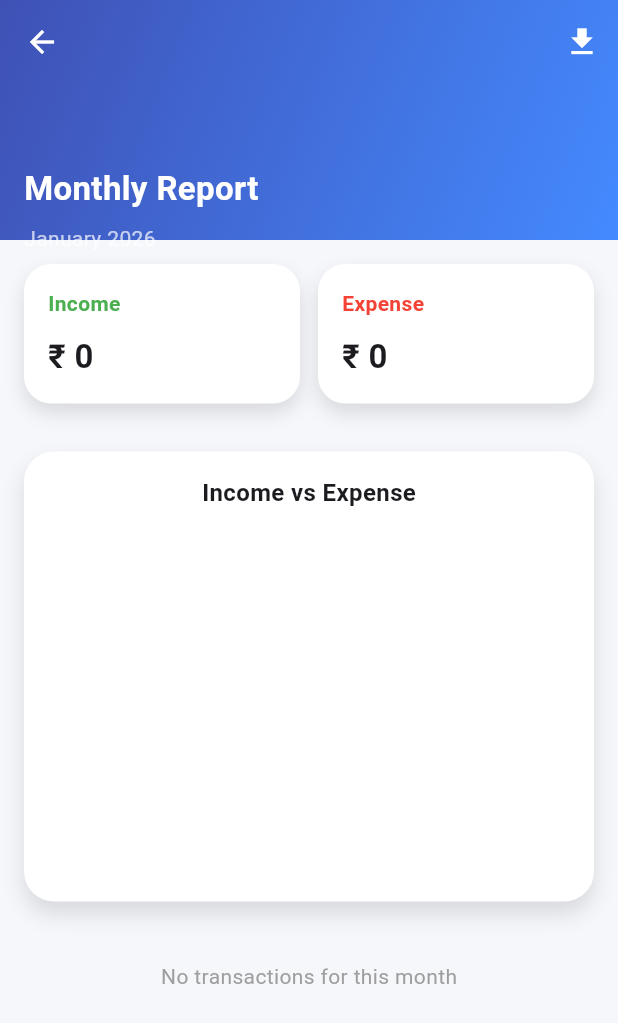
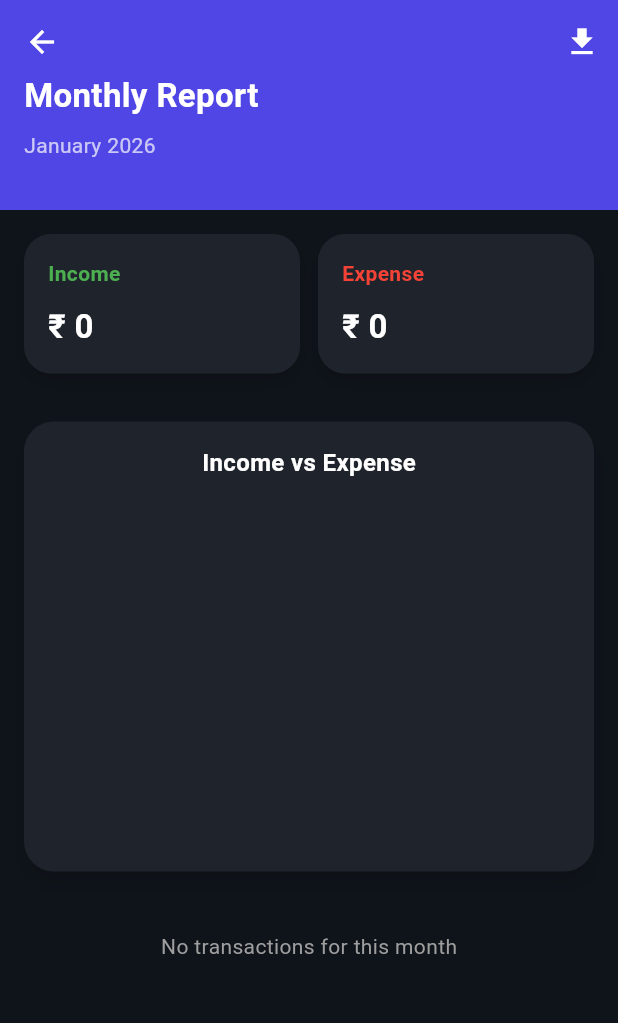
Before and after one commit to souvik-blade/office-expense-tracker, a Flutter app: the screen it shows after launch, after a tap on the "bar chart" icon, on a phone screen of 412 x 824 dp. Shown: the top 1023 px of the screen. Run offline on Flutter 3.47's test engine with Material 3 defaults, Android fonts, the phone set to English and light mode, and no system bars; drawn by our look-alikes of fl_chart; our stand-ins replace flutter_svg, hive, hive_flutter, open_file, sqflite; missing offline and left inert: excel; accounts and stored records are empty; Roboto replaces fonts that are missing (Poppins).

Commit message:
ui and theme updated

```diff
--- /dev/null
+++ b/lib/app_theme.dart
@@ -0,0 +1,39 @@
+import 'package:flutter/material.dart';
+
+
+class AppTheme {
+  static const Color primary = Color(0xFF171D25);
+  static const Color secondary  = Color(0xFFE11A28);
+  static const Color card = Color(0xFF1F242C);
+  static const Color background = Color(0xFF0f141a);
+  static const Color indigoAccent = Color(0xFF4F46E5);
+
+
+  static final darkTheme = ThemeData(
+    brightness: Brightness.dark,
+    scaffoldBackgroundColor: background,
+    fontFamily: 'Poppins',
+    colorScheme: const ColorScheme.dark(
+      primary: primary,
+      secondary: secondary ,
+      surface: card,
+    ),
+    appBarTheme: const AppBarTheme(
+      backgroundColor: primary,
+      foregroundColor: Colors.white,
+      elevation: 0,
+    ),
+    cardColor: card,
+    elevatedButtonTheme: ElevatedButtonThemeData(
+      style: ElevatedButton.styleFrom(
+        backgroundColor: secondary ,
+        foregroundColor: Colors.white,
+        shape: RoundedRectangleBorder(borderRadius: BorderRadius.circular(12)),
+      ),
+    ),
+  );
+
+
+// basic light fallback (optional)
+  static final lightTheme = ThemeData.light();
+}
--- a/lib/main.dart
+++ b/lib/main.dart
@@ -1,5 +1,6 @@
 import 'package:flutter/material.dart';
 import 'package:hive_flutter/hive_flutter.dart';
+import 'package:office_expense_tracker/app_theme.dart';
 import 'models/expense_model.dart';
 import 'screens/splash_screen.dart';
 
@@ -18,7 +19,8 @@ class MyApp extends StatelessWidget {
   Widget build(BuildContext context) {
     return MaterialApp(
       debugShowCheckedModeBanner: false,
-      theme: ThemeData(primarySwatch: Colors.indigo),
+      // theme: ThemeData(primarySwatch: Colors.indigo),
+      theme: AppTheme.darkTheme,
       home: SplashScreen(),
     );
   }
--- a/lib/screens/add_expense_screen.dart
+++ b/lib/screens/add_expense_screen.dart
@@ -16,11 +16,9 @@ class _AddExpenseState extends State<AddExpense> {
   @override
   Widget build(BuildContext context) {
     return Scaffold(
-      backgroundColor: const Color(0xffF6F7FB),
       appBar: AppBar(
         elevation: 0,
-        backgroundColor: Colors.transparent,
-        foregroundColor: Colors.black,
+
         title: const Text(
           "Add Transaction",
           style: TextStyle(fontWeight: FontWeight.bold),
@@ -67,11 +65,7 @@ class _AddExpenseState extends State<AddExpense> {
   Widget _label(String text) {
     return Text(
       text,
-      style: const TextStyle(
-        fontSize: 14,
-        fontWeight: FontWeight.w600,
-        color: Colors.black54,
-      ),
+      style: const TextStyle(fontSize: 14, fontWeight: FontWeight.w600),
     );
   }
 
@@ -136,7 +130,6 @@ class _AddExpenseState extends State<AddExpense> {
   }) {
     return Container(
       decoration: BoxDecoration(
-        color: Colors.white,
         borderRadius: BorderRadius.circular(14),
         boxShadow: const [
           BoxShadow(color: Colors.black12, blurRadius: 8, offset: Offset(0, 4)),
@@ -170,8 +163,7 @@ class _AddExpenseState extends State<AddExpense> {
           padding: EdgeInsets.zero,
         ),
         onPressed: () {
-          if (titleController.text.isEmpty ||
-              amountController.text.isEmpty) {
+          if (titleController.text.isEmpty || amountController.text.isEmpty) {
             return;
           }
 
--- a/lib/screens/home_screen.dart
+++ b/lib/screens/home_screen.dart
@@ -1,6 +1,7 @@
 import 'package:flutter/material.dart';
 import 'package:hive_flutter/hive_flutter.dart';
 import 'package:intl/intl.dart';
+import 'package:office_expense_tracker/app_theme.dart';
 import '../models/expense_model.dart';
 import 'add_expense_screen.dart';
 import 'report_screen.dart';
@@ -52,7 +53,7 @@ class _HomeScreenState extends State<HomeScreen> {
           context,
           MaterialPageRoute(builder: (_) => AddExpense()),
         ),
-        backgroundColor: Colors.blueAccent,
+        backgroundColor: AppTheme.indigoAccent,
         foregroundColor: Colors.white,
         icon: const Icon(Icons.add),
         label: const Text("Add"),
@@ -76,31 +77,13 @@ class _HomeScreenState extends State<HomeScreen> {
   SliverAppBar _buildHeader() {
     return SliverAppBar(
       pinned: true,
-      expandedHeight: 160,
-      backgroundColor: Colors.transparent,
-      flexibleSpace: Container(
-        decoration: const BoxDecoration(
-          gradient: LinearGradient(
-            colors: [Colors.indigo, Colors.blueAccent],
-            begin: Alignment.topLeft,
-            end: Alignment.bottomRight,
-          ),
-        ),
-        child: Padding(
-          padding: const EdgeInsets.only(top: 80, left: 16, right: 16),
-          child: Column(
-            crossAxisAlignment: CrossAxisAlignment.start,
-            children: [
-              const Text(
-                "Office Expense Tracker",
-                style: TextStyle(
-                  color: Colors.white,
-                  fontSize: 22,
-                  fontWeight: FontWeight.bold,
-                ),
-              ),
-              const SizedBox(height: 10),
-              Row(
+      expandedHeight: 140, // 👈 give it enough room
+      backgroundColor: AppTheme.indigoAccent,
+
+      flexibleSpace: FlexibleSpaceBar(
+        collapseMode: CollapseMode.pin,
+        expandedTitleScale: 1.2,
+        title: Row(
           children: [
             IconButton(
               onPressed: () => changeMonth(-1),
@@ -112,10 +95,7 @@ class _HomeScreenState extends State<HomeScreen> {
             ),
             IconButton(
               onPressed: () => changeMonth(1),
-                    icon: const Icon(
-                      Icons.arrow_forward_ios,
-                      color: Colors.white,
-                    ),
+              icon: const Icon(Icons.arrow_forward_ios, color: Colors.white),
             ),
             const Spacer(),
             IconButton(
@@ -127,7 +107,64 @@ class _HomeScreenState extends State<HomeScreen> {
             ),
           ],
         ),
-            ],
+        background: SafeArea(
+          bottom: false,
+          child: Padding(
+            padding: const EdgeInsets.fromLTRB(16, 16, 16, 12),
+            child: const Text(
+              "Vision Expense Tracker",
+              style: TextStyle(
+                color: Colors.white,
+                fontSize: 22,
+                fontWeight: FontWeight.bold,
+              ),
+            ),
+            // Column(
+            //   crossAxisAlignment: CrossAxisAlignment.start,
+            //   children: [
+            //     const SizedBox(height: 24),
+            //     const Text(
+            //       "Vision Expense Tracker",
+            //       style: TextStyle(
+            //         color: Colors.white,
+            //         fontSize: 22,
+            //         fontWeight: FontWeight.bold,
+            //       ),
+            //     ),
+
+            //     const SizedBox(height: 12),
+            //     Row(
+            //       children: [
+            //         IconButton(
+            //           onPressed: () => changeMonth(-1),
+            //           icon: const Icon(
+            //             Icons.arrow_back_ios,
+            //             color: Colors.white,
+            //           ),
+            //         ),
+            //         Text(
+            //           DateFormat('MMMM yyyy').format(selectedMonth),
+            //           style: const TextStyle(color: Colors.white, fontSize: 16),
+            //         ),
+            //         IconButton(
+            //           onPressed: () => changeMonth(1),
+            //           icon: const Icon(
+            //             Icons.arrow_forward_ios,
+            //             color: Colors.white,
+            //           ),
+            //         ),
+            //         const Spacer(),
+            //         IconButton(
+            //           icon: const Icon(Icons.bar_chart, color: Colors.white),
+            //           onPressed: () => Navigator.push(
+            //             context,
+            //             MaterialPageRoute(builder: (_) => ReportScreen()),
+            //           ),
+            //         ),
+            //       ],
+            //     ),
+            //   ],
+            // ),
           ),
         ),
       ),
@@ -199,7 +236,7 @@ class _HomeScreenState extends State<HomeScreen> {
           padding: const EdgeInsets.symmetric(horizontal: 16, vertical: 6),
           child: Container(
             decoration: BoxDecoration(
-              color: Colors.white,
+              color: AppTheme.card,
               borderRadius: BorderRadius.circular(14),
               boxShadow: const [
                 BoxShadow(
--- a/lib/screens/report_screen.dart
+++ b/lib/screens/report_screen.dart
@@ -2,6 +2,7 @@ import 'package:flutter/material.dart';
 import 'package:fl_chart/fl_chart.dart';
 import 'package:hive_flutter/hive_flutter.dart';
 import 'package:intl/intl.dart';
+import 'package:office_expense_tracker/app_theme.dart';
 import '../models/expense_model.dart';
 import '../utils/excel_export.dart';
 
@@ -29,7 +30,6 @@ class ReportScreen extends StatelessWidget {
     final total = income + expense;
 
     return Scaffold(
-      backgroundColor: const Color(0xffF6F7FB),
       body: CustomScrollView(
         slivers: [
           _header(context),
@@ -45,8 +45,8 @@ class ReportScreen extends StatelessWidget {
   SliverAppBar _header(BuildContext context) {
     return SliverAppBar(
       pinned: true,
-      expandedHeight: 160,
-      backgroundColor: Colors.transparent,
+      expandedHeight: 140, // 👈 enough space for content
+      backgroundColor: AppTheme.indigoAccent,
       leading: IconButton(
         icon: const Icon(Icons.arrow_back, color: Colors.white),
         onPressed: () => Navigator.pop(context),
@@ -60,19 +60,17 @@ class ReportScreen extends StatelessWidget {
           },
         ),
       ],
-      flexibleSpace: Container(
-        decoration: const BoxDecoration(
-          gradient: LinearGradient(
-            colors: [Colors.indigo, Colors.blueAccent],
-            begin: Alignment.topLeft,
-            end: Alignment.bottomRight,
-          ),
-        ),
+      flexibleSpace: FlexibleSpaceBar(
+        collapseMode: CollapseMode.pin,
+        background: SafeArea(
+          bottom: false,
           child: Padding(
-          padding: const EdgeInsets.only(top: 110, left: 16, right: 16),
+            padding: const EdgeInsets.fromLTRB(16, 16, 16, 12),
             child: Column(
               crossAxisAlignment: CrossAxisAlignment.start,
               children: [
+                const SizedBox(height: 32),
+
                 const Text(
                   "Monthly Report",
                   style: TextStyle(
@@ -81,12 +79,15 @@ class ReportScreen extends StatelessWidget {
                     fontWeight: FontWeight.bold,
                   ),
                 ),
+
                 const SizedBox(height: 8),
+
                 Text(
                   DateFormat('MMMM yyyy').format(DateTime.now()),
                   style: const TextStyle(color: Colors.white70),
                 ),
               ],
+            ),
           ),
         ),
       ),
@@ -114,7 +115,7 @@ class ReportScreen extends StatelessWidget {
       child: Container(
         padding: const EdgeInsets.all(16),
         decoration: BoxDecoration(
-          color: Colors.white,
+          color: AppTheme.card,
           borderRadius: BorderRadius.circular(18),
           boxShadow: const [
             BoxShadow(
@@ -155,7 +156,7 @@ class ReportScreen extends StatelessWidget {
           height: 300,
           padding: const EdgeInsets.all(16),
           decoration: BoxDecoration(
-            color: Colors.white,
+            color: AppTheme.card,
             borderRadius: BorderRadius.circular(20),
             boxShadow: const [
               BoxShadow(
@@ -241,7 +242,7 @@ SliverToBoxAdapter _table(List<ExpenseModel> data) {
           Container(
             padding: const EdgeInsets.symmetric(vertical: 10, horizontal: 12),
             decoration: BoxDecoration(
-              color: Colors.grey.shade200,
+              color: AppTheme.indigoAccent,
               borderRadius: BorderRadius.circular(10),
             ),
             child: Row(
@@ -272,7 +273,7 @@ SliverToBoxAdapter _table(List<ExpenseModel> data) {
               margin: const EdgeInsets.only(bottom: 8),
               padding: const EdgeInsets.symmetric(vertical: 12, horizontal: 12),
               decoration: BoxDecoration(
-                color: Colors.white,
+                color: AppTheme.card,
                 borderRadius: BorderRadius.circular(10),
                 boxShadow: const [
                   BoxShadow(
@@ -286,11 +287,18 @@ SliverToBoxAdapter _table(List<ExpenseModel> data) {
                 children: [
                   Expanded(
                     flex: 2,
-                    child: Text(DateFormat('dd MMM').format(e.date)),
+                    child: Text(
+                      DateFormat('dd MMM').format(e.date),
+                      style: const TextStyle(fontSize: 15),
+                    ),
                   ),
                   Expanded(
                     flex: 3,
-                    child: Text(e.title, overflow: TextOverflow.ellipsis),
+                    child: Text(
+                      e.title,
+                      overflow: TextOverflow.ellipsis,
+                      style: const TextStyle(fontSize: 15),
+                    ),
                   ),
                   Expanded(
                     flex: 2,
@@ -323,7 +331,4 @@ SliverToBoxAdapter _table(List<ExpenseModel> data) {
   );
 }
 
-const _headerStyle = TextStyle(
-  fontWeight: FontWeight.w600,
-  color: Colors.black54,
-);
+const _headerStyle = TextStyle(fontWeight: FontWeight.w600);
--- a/lib/screens/splash_screen.dart
+++ b/lib/screens/splash_screen.dart
@@ -1,35 +1,150 @@
 import 'package:flutter/material.dart';
+import 'package:flutter_svg/flutter_svg.dart';
 import 'home_screen.dart';
+import 'package:office_expense_tracker/app_theme.dart';
 
 class SplashScreen extends StatefulWidget {
+  const SplashScreen({super.key});
+
   @override
-  _SplashScreenState createState() => _SplashScreenState();
+  State<SplashScreen> createState() => _SplashScreenState();
 }
 
-class _SplashScreenState extends State<SplashScreen> {
+class _SplashScreenState extends State<SplashScreen>
+    with SingleTickerProviderStateMixin {
+  late final AnimationController _controller;
+
+  late final Animation<double> _logoScale;
+  late final Animation<double> _logoOpacity;
+  late final Animation<double> _brandSlide;
+  late final Animation<double> _brandOpacity;
+
   @override
   void initState() {
     super.initState();
-    Future.delayed(Duration(seconds: 2), () {
+
+    _controller = AnimationController(
+      vsync: this,
+      duration: const Duration(milliseconds: 1400),
+    );
+
+    // Logo settles into final size
+    _logoScale = Tween<double>(begin: 1.15, end: 1.0).animate(
+      CurvedAnimation(
+        parent: _controller,
+        curve: const Interval(0.0, 0.4, curve: Curves.easeOutCubic),
+      ),
+    );
+
+    _logoOpacity = Tween<double>(begin: 0.0, end: 1.0).animate(
+      CurvedAnimation(
+        parent: _controller,
+        curve: const Interval(0.0, 0.2, curve: Curves.easeIn),
+      ),
+    );
+
+    // Brand slides OUT from logo
+    _brandSlide = Tween<double>(begin: 0.0, end: 1.0).animate(
+      CurvedAnimation(
+        parent: _controller,
+        curve: const Interval(0.4, 0.85, curve: Curves.easeOutCubic),
+      ),
+    );
+
+    _brandOpacity = Tween<double>(begin: 0.0, end: 1.0).animate(
+      CurvedAnimation(
+        parent: _controller,
+        curve: const Interval(0.45, 0.7, curve: Curves.easeIn),
+      ),
+    );
+
+    _controller.forward();
+
+    Future.delayed(const Duration(seconds: 2), () {
+      if (!mounted) return;
       Navigator.pushReplacement(
         context,
-        MaterialPageRoute(builder: (_) => HomeScreen()),
+        MaterialPageRoute(builder: (_) => const HomeScreen()),
       );
     });
   }
 
   @override
+  void dispose() {
+    _controller.dispose();
+    super.dispose();
+  }
+
+  @override
   Widget build(BuildContext context) {
     return Scaffold(
-      backgroundColor: Colors.indigo,
       body: Center(
-        child: Text(
-          "Expense Tracker",
-          style: TextStyle(
-            fontSize: 26,
-            color: Colors.white,
-            fontWeight: FontWeight.bold,
-          ),
+        child: Column(
+          mainAxisSize: MainAxisSize.min,
+          children: [
+            // ===== LOGO + SLIDING BRAND (STACKED) =====
+            SizedBox(
+              height: 120,
+              child: Stack(
+                alignment: Alignment.centerLeft,
+                children: [
+                  // ===== SLIDING BRAND TEXT (REBUILDS WITH ANIMATION) =====
+                  AnimatedBuilder(
+                    animation: _controller,
+                    builder: (context, child) {
+                      return ClipRect(
+                        child: Align(
+                          alignment: Alignment.centerLeft,
+                          widthFactor:
+                              _brandSlide.value, // now updates correctly
+                          child: Opacity(
+                            opacity: _brandOpacity.value,
+                            child: Padding(
+                              padding: const EdgeInsets.only(left: 130),
+                              child: const Text(
+                                "VisionX\nDigital",
+                                style: TextStyle(
+                                  color: Colors.white,
+                                  fontSize: 22,
+                                  fontWeight: FontWeight.w700,
+                                  letterSpacing: 0.6,
+                                ),
+                              ),
+                            ),
+                          ),
+                        ),
+                      );
+                    },
+                  ),
+
+                  // ===== LOGO ON TOP (MASK) =====
+                  FadeTransition(
+                    opacity: _logoOpacity,
+                    child: ScaleTransition(
+                      scale: _logoScale,
+                      child: SvgPicture.asset(
+                        'assets/vision_logo.svg',
+                        width: 120,
+                      ),
+                    ),
+                  ),
+                ],
+              ),
+            ),
+
+            const SizedBox(height: 14),
+
+            // ===== STATIC SUBTITLE =====
+            const Text(
+              "Expense Tracker",
+              style: TextStyle(
+                color: Colors.white70,
+                fontSize: 18,
+                letterSpacing: 0.4,
+                fontWeight: FontWeight.w700,
+              ),
+            ),
+          ],
         ),
       ),
     );
```
Also changed, not shown: pubspec.yaml (+12 -65 lines), assets/vision.png (added), assets/vision_logo.svg (added), pubspec.lock, 30 other files. Lines whose indentation alone changed are shown as unchanged.
